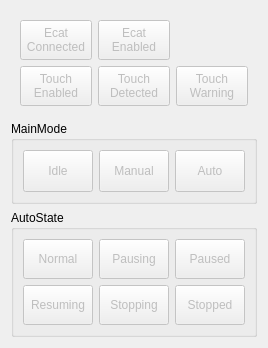
Above: App/InfoPanel/InfoPanel.ui from windsgo/edm_project before the change. Below: the same form after it.
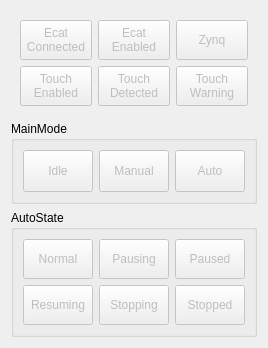
That is the form after the change.

Commit message: feat: 增加zynq的连接状态显示

What changed in the file:
```diff
--- a/App/InfoPanel/InfoPanel.ui
+++ b/App/InfoPanel/InfoPanel.ui
@@ -195,6 +195,40 @@
         </property>
        </widget>
       </item>
+      <item row="0" column="2">
+       <widget class="QPushButton" name="pb_display_zynq">
+        <property name="enabled">
+         <bool>false</bool>
+        </property>
+        <property name="sizePolicy">
+         <sizepolicy hsizetype="Preferred" vsizetype="Preferred">
+          <horstretch>0</horstretch>
+          <verstretch>0</verstretch>
+         </sizepolicy>
+        </property>
+        <property name="minimumSize">
+         <size>
+          <width>70</width>
+          <height>40</height>
+         </size>
+        </property>
+        <property name="maximumSize">
+         <size>
+          <width>16777215</width>
+          <height>60</height>
+         </size>
+        </property>
+        <property name="text">
+         <string>Zynq</string>
+        </property>
+        <property name="checkable">
+         <bool>true</bool>
+        </property>
+        <property name="autoExclusive">
+         <bool>false</bool>
+        </property>
+       </widget>
+      </item>
      </layout>
     </widget>
    </item>
```
The commit also changes 5 other files.
